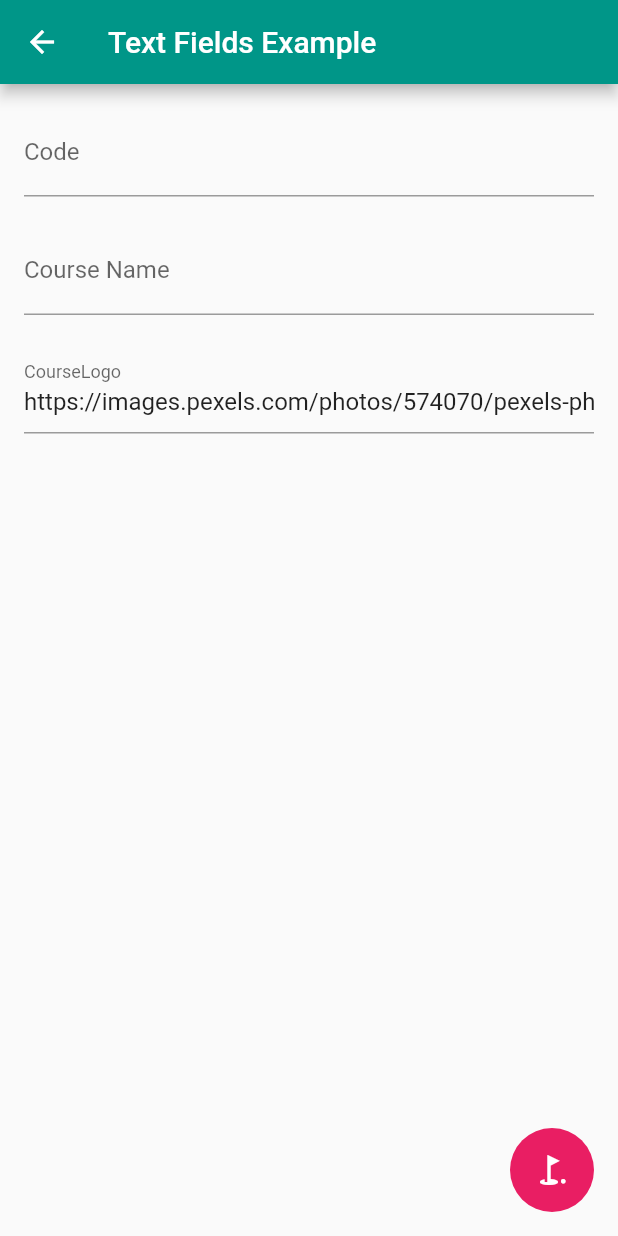
After one commit to rao21/ibaapp, a Flutter app: the screen it shows after launch, after a tap on the "add" icon, on a phone screen of 412 x 824 dp. The commit adds this screen. Run offline on Flutter 3.47's test engine with Material 2 defaults, Android fonts, the phone set to English and light mode, and no system bars; our stand-ins replace cloud_firestore, firebase_core; accounts and stored records are empty; network calls fail.

Commit message:
Todo list

```diff
--- /dev/null
+++ b/lib/crud/list.dart
@@ -0,0 +1,139 @@
+import 'package:flutter/material.dart';
+import 'package:ibaapp/crud/model.dart';
+import 'package:ibaapp/crud/notifier.dart';
+
+class Friends extends StatefulWidget {
+  const Friends({super.key});
+
+  @override
+  State<Friends> createState() => _FriendsState();
+}
+
+class _FriendsState extends State<Friends> {
+  @override
+  Widget build(BuildContext context) {
+    return Scaffold(
+      appBar: AppBar(
+        title: const Text('Firebase'),
+      ),
+      floatingActionButton: FloatingActionButton(
+          elevation: 0.0,
+          onPressed: () {
+            Navigator.push(
+                context,
+                MaterialPageRoute(
+                    builder: (context) => const CourseAddScreen()));
+          },
+          child: const Icon(Icons.add)),
+      body: RefreshIndicator(
+        onRefresh: () =>
+            FirestoreHelper.getCollectionEntries(FireBaseCollection.coursesRef),
+        child: FutureBuilder<List<Course>>(
+          future: FirestoreHelper.getCollectionEntries(
+              FireBaseCollection.coursesRef),
+          builder: (context, snapshot) {
+            if (snapshot.connectionState == ConnectionState.waiting) {
+              return const Center(child: CircularProgressIndicator());
+            } else if (snapshot.hasError) {
+              return Text('Error: ${snapshot.error}');
+            } else if (!snapshot.hasData || snapshot.data!.isEmpty) {
+              return const Center(child: Text('No data available'));
+            } else {
+              return ListView.builder(
+                itemCount: snapshot.data!.length,
+                itemBuilder: (context, index) {
+                  var item = snapshot.data![index];
+
+                  return Padding(
+                    padding: const EdgeInsets.symmetric(vertical: 8.0),
+                    child: ListTile(
+                      title: Text(item.name ?? ''),
+                      subtitle: Text(item.id ?? ''),
+                      leading: CircleAvatar(
+                        child: ClipRRect(
+                          child: Image.network(
+                            item.logo ?? '',
+                          ),
+                        ),
+                      ),
+                    ),
+                  );
+                },
+              );
+            }
+          },
+        ),
+      ),
+    );
+  }
+}
+
+class CourseAddScreen extends StatefulWidget {
+  const CourseAddScreen({super.key});
+
+  @override
+  _CourseAddScreenState createState() => _CourseAddScreenState();
+}
+
+class _CourseAddScreenState extends State<CourseAddScreen> {
+  final TextEditingController _codeController1 = TextEditingController();
+  final TextEditingController _nameController = TextEditingController();
+  final TextEditingController _logoController = TextEditingController();
+  @override
+  void initState() {
+    // TODO: implement initState
+    super.initState();
+    _logoController.text = DummyLogoLinks.logoUrl2;
+  }
+
+  @override
+  Widget build(BuildContext context) {
+    return Scaffold(
+      appBar: AppBar(
+        title: const Text('Text Fields Example'),
+      ),
+      floatingActionButton: FloatingActionButton(
+          elevation: 0.0,
+          onPressed: () async {
+            await FirestoreHelper.addEntryWithAutogeneratedId(
+                FireBaseCollection.coursesRef,
+                Course(
+                        id: _codeController1.text,
+                        name: _nameController.text,
+                        logo: _logoController.text)
+                    .toJson());
+          },
+          child: const Icon(Icons.golf_course)),
+      body: Padding(
+        padding: const EdgeInsets.all(16.0),
+        child: Column(
+          mainAxisAlignment: MainAxisAlignment.start,
+          children: [
+            TextField(
+              controller: _codeController1,
+              decoration: const InputDecoration(labelText: 'Code'),
+            ),
+            const SizedBox(height: 20),
+            TextField(
+              controller: _nameController,
+              decoration: const InputDecoration(labelText: 'Course Name'),
+            ),
+            const SizedBox(height: 20),
+            TextField(
+              controller: _logoController,
+              decoration: const InputDecoration(labelText: 'CourseLogo'),
+            ),
+            const SizedBox(height: 20),
+          ],
+        ),
+      ),
+    );
+  }
+}
+
+class DummyLogoLinks {
+  static String logoUrl1 =
+      'https://images.pexels.com/photos/943096/pexels-photo-943096.jpeg?auto=compress&cs=tinysrgb&w=800';
+  static String logoUrl2 =
+      'https://images.pexels.com/photos/574070/pexels-photo-574070.jpeg?auto=compress&cs=tinysrgb&w=800';
+}
--- /dev/null
+++ b/lib/crud/model.dart
@@ -0,0 +1,21 @@
+class Course {
+  String? id;
+  String? logo;
+  String? name;
+
+  Course({this.id, this.logo, this.name});
+
+  Course.fromJson(Map<String, dynamic> json) {
+    id = json['code'];
+    logo = json['logo'];
+    name = json['name'];
+  }
+
+  Map<String, dynamic> toJson() {
+    final Map<String, dynamic> data = <String, dynamic>{};
+    data['code'] = id;
+    data['logo'] = logo;
+    data['name'] = name;
+    return data;
+  }
+}
--- /dev/null
+++ b/lib/crud/notifier.dart
@@ -0,0 +1,48 @@
+import 'package:cloud_firestore/cloud_firestore.dart';
+import 'package:ibaapp/crud/model.dart';
+
+class FireBaseCollection {
+  static String coursesRef = '';
+}
+
+class FirestoreHelper {
+  // just a simple get
+  static Future<List<Course>> getCollectionEntries(String collection) async {
+    return (await FirebaseFirestore.instance.collection(collection).get())
+        .docs
+        .map((item) => Course.fromJson(item.data()))
+        .toList();
+  }
+
+  static Future addEntryWithAutogeneratedId(
+      String collection, Map<String, dynamic> data) async {
+    await FirebaseFirestore.instance.collection(collection).add(data);
+  }
+
+  // updates an existing entry (missing fields won't be touched on update), document must exist
+  static Future updateEntryWithId(
+      String collection, String documentId, Map<String, dynamic> data) async {
+    await FirebaseFirestore.instance
+        .collection(collection)
+        .doc(documentId)
+        .update(data);
+  }
+
+  // adds or updates an existing entry (missing fields will be deleted on update!), document will be created if needed
+  static Future addOrUpdateWithId(
+      String collection, String documentId, Map<String, dynamic> data) async {
+    await FirebaseFirestore.instance
+        .collection(collection)
+        .doc(documentId)
+        .set(data);
+
+  }
+
+  // deletes the entry with the given document id
+  static Future deleteEntry(String collection, String documentId) async {
+    await FirebaseFirestore.instance
+        .collection(collection)
+        .doc(documentId)
+        .delete();
+  }
+}
--- a/lib/main.dart
+++ b/lib/main.dart
@@ -1,7 +1,7 @@
 import 'package:firebase_core/firebase_core.dart';
 import 'package:flutter/material.dart';
+import 'package:ibaapp/crud/list.dart';
 import 'package:ibaapp/firebase_options.dart';
-import 'package:ibaapp/login/login.dart';
 
 void main() async {
   WidgetsFlutterBinding.ensureInitialized();
@@ -19,10 +19,28 @@ class MyApp extends StatelessWidget {
     return MaterialApp(
       title: 'Flutter Demo',
       theme: ThemeData(
-        colorScheme: ColorScheme.fromSeed(seedColor: Colors.cyanAccent),
-        useMaterial3: true,
+        colorScheme: ColorScheme.fromSwatch(
+          primarySwatch: Colors.teal,
+          accentColor: Colors.pink,
+        ),
+        fontFamily: 'Roboto',
+        textTheme: TextTheme(
+          displayLarge: const TextStyle(
+              fontSize: 24, fontWeight: FontWeight.bold, color: Colors.black),
+          displayMedium: const TextStyle(
+              fontSize: 18, fontWeight: FontWeight.w500, color: Colors.black),
+          bodyLarge: TextStyle(fontSize: 16, color: Colors.grey[800]),
+        ),
       ),
-      home: const LoginScreen(),
+      home: const Friends(),
     );
   }
 }
+
+class AppColors {
+  static const primaryColor = Color(0xFF6200EA); // Purple
+  static const accentColor = Color(0xFFFFD600); // Yellow
+  static const backgroundColor = Color(0xFFFFFFFF); // White
+  static const textColor = Color(0xFF333333); // Dark gray
+  static const secondaryColor = Color(0xFF03A9F4); // Blue
+}
```
